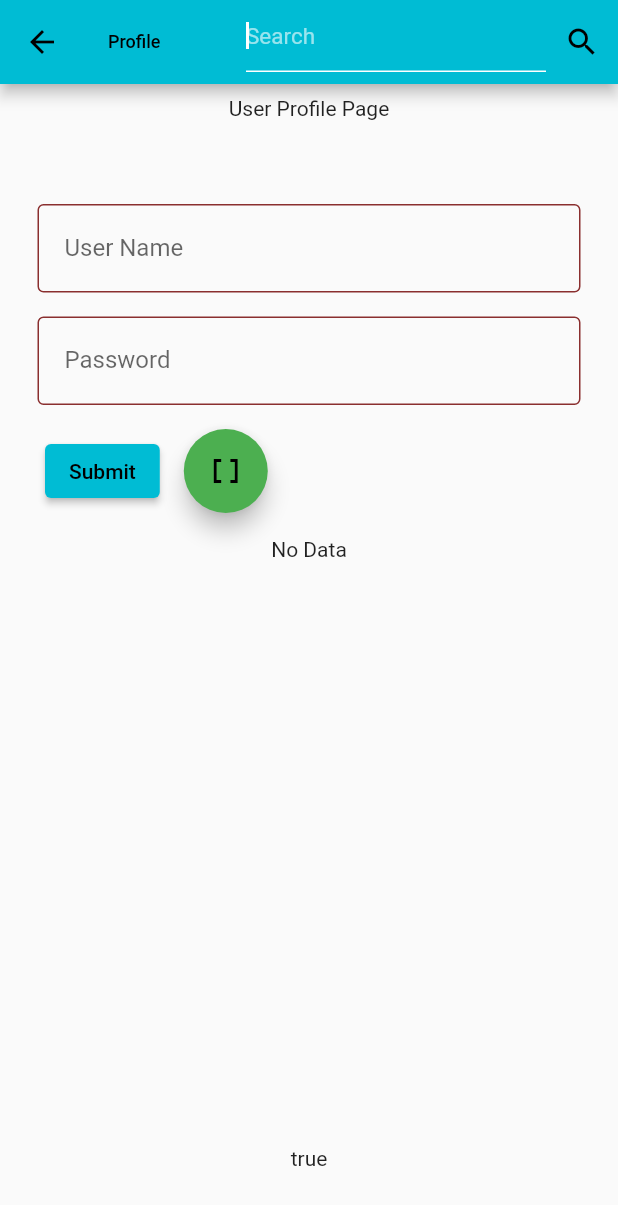
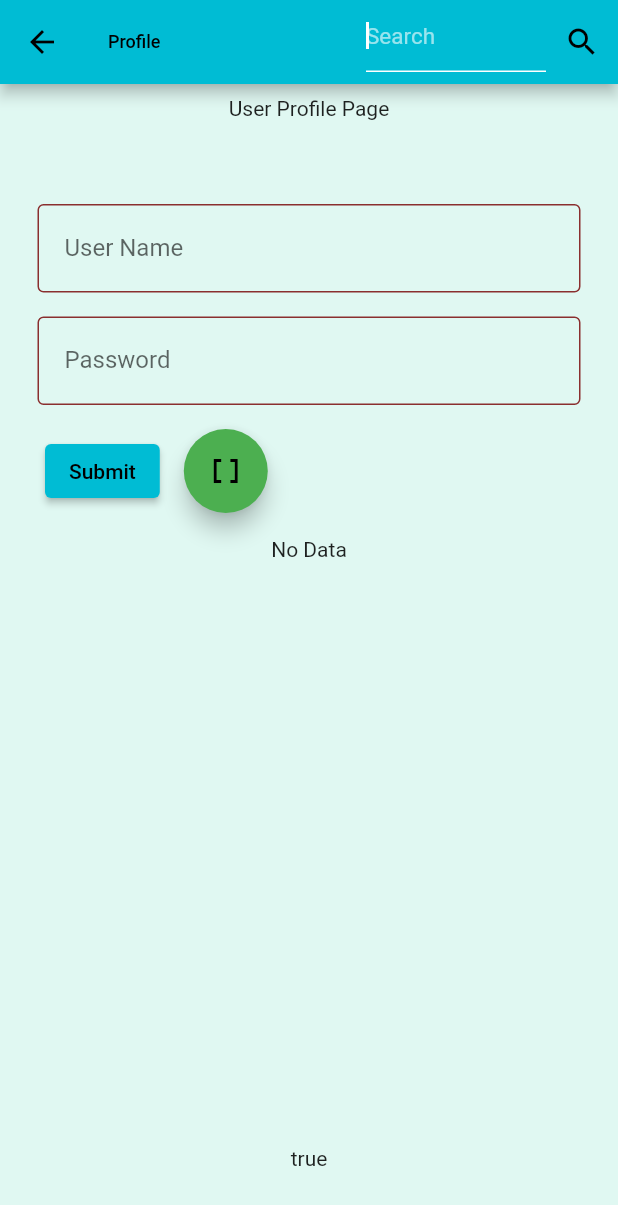
Before and after one commit to angelicrf/boatusers-flutter, a Flutter app: the screen it shows after launch, item 4 of the bottom bar chosen, after a tap on the "data array" icon, on a phone screen of 412 x 824 dp. Shown: the top 1205 px of the screen. Run offline on Flutter 3.47's test engine with Material 2 defaults, Android fonts, the phone set to English and light mode, and no system bars; our stand-ins replace flutter_redux, google_nav_bar, redux, redux_thunk; missing offline and left inert: redux_persist, redux_persist_flutter; network calls fail.

Commit message:
UI-clean-up

```diff
--- a/lib/components/footerMb.dart
+++ b/lib/components/footerMb.dart
@@ -25,11 +25,11 @@ class _FooterMBState extends State<FooterMB> {
           gap: 8,
           activeColor: Colors.black,
           iconSize: 24,
-          padding: EdgeInsets.symmetric(horizontal: 20, vertical: 12),
-          duration: Duration(milliseconds: 400),
+          padding: const EdgeInsets.symmetric(horizontal: 20, vertical: 12),
+          duration: const Duration(milliseconds: 400),
           tabBackgroundColor: Colors.grey[100]!,
           color: Colors.black,
-          tabs: [
+          tabs: const [
             GButton(
               icon: Icons.home,
               text: 'Home',
--- a/lib/components/searchWidget.dart
+++ b/lib/components/searchWidget.dart
@@ -1,3 +1,4 @@
+import 'package:flutter/foundation.dart';
 import 'package:flutter/material.dart';
 import 'package:flutter/services.dart';
 
@@ -6,7 +7,7 @@ class SearchWidget {
     return Flexible(
         child: SizedBox(
             //constraints: const BoxConstraints(maxWidth: 500),
-            width: 200.0,
+            width: kIsWeb ? 500.0 : 120.0,
             child: TextField(
               controller: searchController,
               autofocus: true,
--- a/lib/components/storeCMainWidgets.dart
+++ b/lib/components/storeCMainWidgets.dart
@@ -14,9 +14,9 @@ class StoreCMainWidgets {
           converter: (store) => store.state.postsState.isLoading,
           builder: (context, isLoading) {
             if (isLoading) {
-              return CircularProgressIndicator();
+              return const CircularProgressIndicator();
             } else {
-              return SizedBox.shrink();
+              return const SizedBox.shrink();
             }
           },
         ),
@@ -25,9 +25,9 @@ class StoreCMainWidgets {
           converter: (store) => store.state.postsState.isError,
           builder: (context, isError) {
             if (isError) {
-              return Text("Failed to get posts");
+              return const Text("Failed to get posts");
             } else {
-              return SizedBox.shrink();
+              return const SizedBox.shrink();
             }
           },
         ),
@@ -40,7 +40,7 @@ class StoreCMainWidgets {
             if (posts.isNotEmpty) {
               return ListView(children: _buildPosts(posts));
             } else {
-              return Text('No Data');
+              return const Text('No Data');
             }
           },
         ))
--- a/lib/components/userProfile.dart
+++ b/lib/components/userProfile.dart
@@ -2,6 +2,7 @@ import 'package:boatusers/components/apiUserProfileFuncs.dart';
 import 'package:boatusers/components/searchWidget.dart';
 import 'package:boatusers/components/userProfileModel.dart';
 import 'package:flutter/cupertino.dart';
+import 'package:flutter/foundation.dart';
 import 'package:flutter/material.dart';
 
 class UserProfile extends StatefulWidget {
@@ -38,27 +39,31 @@ class _UserProfileState extends State<UserProfile> {
     return Scaffold(
         resizeToAvoidBottomInset: false,
         appBar: AppBar(
-            title: SizedBox(
-              child: Text(
-                'Profile',
-                style: TextStyle(fontSize: 12.0),
+          title: const SizedBox(
+            width: kIsWeb ? 220.0 : 50.0,
+            child: Text(
+              kIsWeb ? 'User Profile' : 'Profile',
+              style: TextStyle(
+                fontSize: kIsWeb ? 18.0 : 12.0,
               ),
-              width: 50.0,
             ),
-            actions: [
-              SearchWidget.searchTextField(searchController),
-              IconButton(
-                  icon: Icon(Icons.search),
-                  onPressed: () {
-                    print(searchController.text);
-                  })
-            ]),
+          ),
+          actions: [
+            SearchWidget.searchTextField(searchController),
+            SizedBox(
+                child: IconButton(
+                    icon: const Icon(Icons.search),
+                    onPressed: () {
+                      print(searchController.text);
+                    }))
+          ],
+        ),
         body: Column(
           children: [
             Container(
               padding: const EdgeInsets.all(8.0),
               height: 80.0,
-              child: Text('User Profile Page'),
+              child: const Text('User Profile Page'),
             ),
             userProfileForm(
                 _formKey,
@@ -128,7 +133,7 @@ Widget userProfileForm(
                 return null;
               },
             )),
-        SizedBox(
+        const SizedBox(
           height: 16,
         ),
         SizedBox(
@@ -160,7 +165,7 @@ Widget userProfileForm(
             )),
         Row(
           children: <Widget>[
-            SizedBox(width: 30),
+            const SizedBox(width: 30),
             Padding(
               padding: const EdgeInsets.symmetric(vertical: 16.0),
               child: ElevatedButton(
@@ -175,12 +180,12 @@ Widget userProfileForm(
                 child: const Text('Submit'),
               ),
             ),
-            SizedBox(width: 16),
+            const SizedBox(width: 16),
             Padding(
                 padding: const EdgeInsets.symmetric(vertical: 16.0),
                 child: FloatingActionButton(
                     backgroundColor: Colors.green,
-                    child: Icon(Icons.data_array),
+                    child: const Icon(Icons.data_array),
                     onPressed: () {
                       thisBoolState();
                     }))
@@ -237,6 +242,7 @@ Widget mngDbPostDataDisplay(
         }
       },
     ));
-  } else
+  } else {
     return const SizedBox.shrink();
+  }
 }
--- a/lib/main.dart
+++ b/lib/main.dart
@@ -14,6 +14,7 @@ import 'package:boatusers/src/models/post.dart';
 import 'package:boatusers/src/redux/posts/post_action.dart';
 import 'package:http/http.dart' as http;
 import 'package:redux_persist_flutter/redux_persist_flutter.dart';
+import 'components/searchWidget.dart';
 import 'components/storeCMainWidgets.dart';
 import 'src/redux/store.dart';
 
@@ -32,8 +33,8 @@ class BoatUsersApp extends StatelessWidget {
         child: MaterialApp(
           title: 'Boat Users',
           theme: ThemeData(
-            primarySwatch: Colors.cyan,
-          ),
+              primarySwatch: Colors.cyan,
+              scaffoldBackgroundColor: Color.fromARGB(255, 224, 248, 242)),
           debugShowCheckedModeBanner: false,
           onGenerateRoute: handleRoutes,
           home: BUHomePage('Boat Users App', UniqueKey()),
@@ -58,6 +59,7 @@ class _BUHomePageState extends State<BUHomePage> {
   late List<Widget> stCWidgets;
   final buserNameController = TextEditingController();
   final buPasswordController = TextEditingController();
+  final searchController = TextEditingController();
 
   @override
   void initState() {
@@ -66,12 +68,8 @@ class _BUHomePageState extends State<BUHomePage> {
   }
 
   @override
-  void didChangeDependencies() {
-    print('stateupdated $_buCount');
-  }
-
-  @override
   void dispose() {
+    searchController.dispose();
     buPasswordController.dispose();
     buserNameController.dispose();
     super.dispose();
@@ -119,7 +117,7 @@ class _BUHomePageState extends State<BUHomePage> {
       showDialog(
         context: context,
         builder: (context) {
-          return AlertDialog(
+          return const AlertDialog(
             content: Text('Empty Password Field!'),
           );
         },
@@ -129,7 +127,7 @@ class _BUHomePageState extends State<BUHomePage> {
       showDialog(
         context: context,
         builder: (context) {
-          return AlertDialog(
+          return const AlertDialog(
             content: Text('Empty User Name Field!'),
           );
         },
@@ -138,7 +136,7 @@ class _BUHomePageState extends State<BUHomePage> {
       showDialog(
         context: context,
         builder: (context) {
-          return AlertDialog(
+          return const AlertDialog(
             content: Text('Invalid Entry!'),
           );
         },
@@ -163,8 +161,24 @@ class _BUHomePageState extends State<BUHomePage> {
     return Scaffold(
       resizeToAvoidBottomInset: false,
       appBar: AppBar(
-        title: Text(widget.buTitle),
-        key: (widget.key),
+        title: SizedBox(
+          width: kIsWeb ? 220.0 : 50.0,
+          child: Text(
+            kIsWeb ? widget.buTitle : 'Home',
+            style: const TextStyle(
+              fontSize: kIsWeb ? 18.0 : 12.0,
+            ),
+          ),
+        ),
+        actions: [
+          SearchWidget.searchTextField(searchController),
+          SizedBox(
+              child: IconButton(
+                  icon: const Icon(Icons.search),
+                  onPressed: () {
+                    print(searchController.text);
+                  }))
+        ],
       ),
       body: Center(
         child: Column(
@@ -184,7 +198,7 @@ class _BUHomePageState extends State<BUHomePage> {
           ],
         ),
       ),
-      bottomNavigationBar: kIsWeb ? FooterWeb() : SizedBox.shrink(),
+      bottomNavigationBar: kIsWeb ? FooterWeb() : const SizedBox.shrink(),
     );
   }
 }
--- a/lib/routes/routesHandler.dart
+++ b/lib/routes/routesHandler.dart
@@ -14,14 +14,14 @@ Route<dynamic> handleRoutes(RouteSettings thisSettings) {
     case BuRouts.BUFavorites:
       return _getPageRoute(thisSettings.name!, Favorites());
     case BuRouts.BUItems:
-      return _getPageRoute(thisSettings.name!, BoatItems());
+      return _getPageRoute(thisSettings.name!, const BoatItems());
     case BuRouts.BUserProfile:
-      return _getPageRoute(thisSettings.name!, UserProfile());
+      return _getPageRoute(thisSettings.name!, const UserProfile());
     //case BuRouts.BUserProfileUpdate:
     // return _getPageRoute(thisSettings.name!, ProfileUserUpdateForm());
     default:
       return MaterialPageRoute(
-          builder: (_) => Scaffold(
+          builder: (_) => const Scaffold(
                 body: Text(''),
               ));
   }
```
Also changed, not shown: lib/components/about.dart (+40 -9 lines), lib/components/boatItems.dart (+29 -2 lines), lib/components/favorites.dart (+30 -3 lines), lib/components/mainWidgets.dart (+6 -6 lines), lib/components/profileUserUpdateForm.dart (+50 -18 lines).
